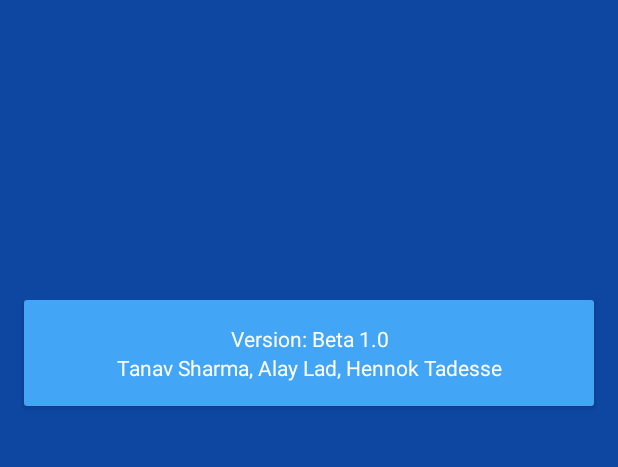
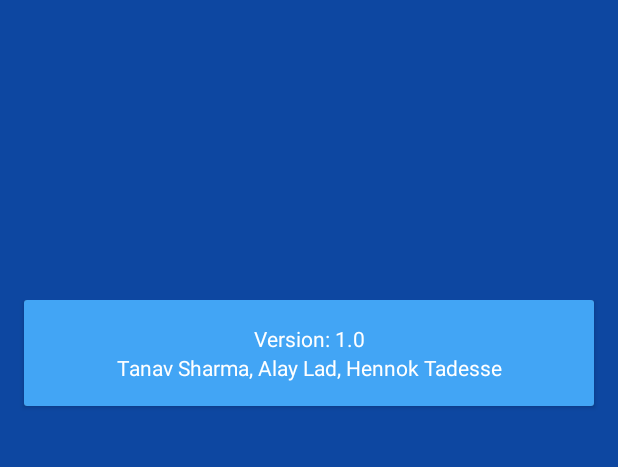
Before and after one commit to LadZone/F.I.M.P., an Android app: the AboutUs screen opened directly, with no data from a screen before it, on a phone screen of 412 x 824 dp, the part 84-551 px from its top. Run offline under Robolectric (Android 15) with nearby library versions, the light colour scheme and no system bars; our stand-ins replace Firebase (no records; nobody signed in at launch, a user with empty details on screens opened directly).

Commit message:
Update v10
Version update

```diff
--- a/fimp/src/main/res/values/strings.xml
+++ b/fimp/src/main/res/values/strings.xml
@@ -38,7 +38,7 @@
     <string name="connect">Connect</string>
 
     <!-- String Values for AboutUs Activity-->
-    <string name="version">Version: Beta 1.0</string>
+    <string name="version">Version: 1.0</string>
     <string name="Founders">Tanav Sharma, Alay Lad, Hennok Tadesse</string>
 
     <!-- Strings for Joystick -->
```
